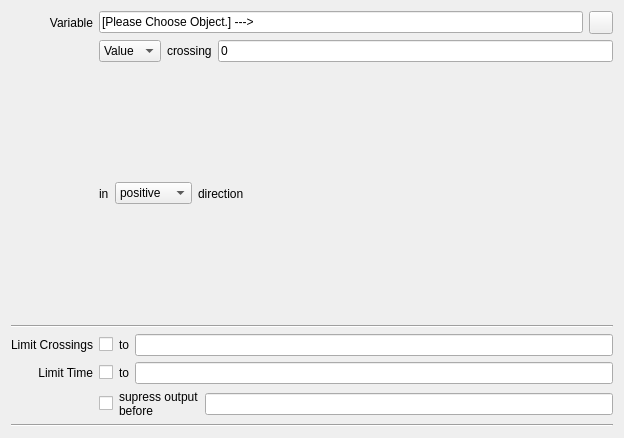
The window that copasi/UI/CQCrossSectionTaskWidget.ui (copasi/COPASI) describes before a commit, drawn with Qt 5.
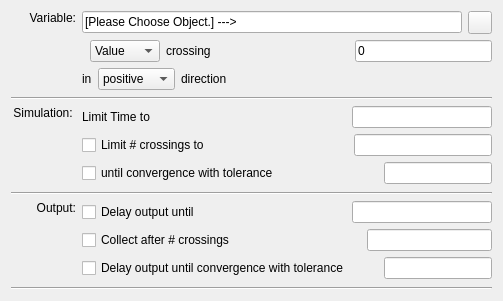
The same window after the commit. Custom widgets are drawn as their Qt base class.

Commit message: - initial update of cross section task widget

```diff
--- a/copasi/UI/CQCrossSectionTaskWidget.ui
+++ b/copasi/UI/CQCrossSectionTaskWidget.ui
@@ -20,23 +20,31 @@
    <rect>
     <x>0</x>
     <y>0</y>
-    <width>624</width>
-    <height>438</height>
+    <width>503</width>
+    <height>301</height>
    </rect>
   </property>
   <property name="windowTitle">
    <string>Cross Section Task Widget</string>
   </property>
-  <layout class="QVBoxLayout" name="verticalLayout">
-   <item>
     <layout class="QGridLayout" name="gridLayout">
      <item row="0" column="0">
+    <layout class="QVBoxLayout" name="verticalLayout">
+     <item>
+      <layout class="QFormLayout" name="formLayout">
+       <item row="0" column="0">
       <widget class="QLabel" name="mpLblVariable">
+         <property name="minimumSize">
+          <size>
+           <width>65</width>
+           <height>0</height>
+          </size>
+         </property>
        <property name="text">
-        <string>Variable</string>
+          <string>Variable:</string>
        </property>
        <property name="alignment">
-        <set>Qt::AlignRight|Qt::AlignTrailing|Qt::AlignVCenter</set>
+          <set>Qt::AlignRight|Qt::AlignTop|Qt::AlignTrailing</set>
        </property>
       </widget>
      </item>
@@ -62,9 +70,31 @@
       </layout>
      </item>
      <item row="1" column="1">
-      <layout class="QHBoxLayout" name="horizontalLayout_4">
+        <layout class="QHBoxLayout" name="horizontalLayout">
+         <item>
+          <spacer name="horizontalSpacer_2">
+           <property name="orientation">
+            <enum>Qt::Horizontal</enum>
+           </property>
+           <property name="sizeType">
+            <enum>QSizePolicy::Fixed</enum>
+           </property>
+           <property name="sizeHint" stdset="0">
+            <size>
+             <width>8</width>
+             <height>20</height>
+            </size>
+           </property>
+          </spacer>
+         </item>
        <item>
         <widget class="QComboBox" name="mpCombo1">
+           <property name="minimumSize">
+            <size>
+             <width>70</width>
+             <height>20</height>
+            </size>
+           </property>
          <item>
           <property name="text">
            <string notr="true">Value</string>
@@ -84,8 +114,30 @@
          </property>
         </widget>
        </item>
+         <item>
+          <spacer name="horizontalSpacer_9">
+           <property name="orientation">
+            <enum>Qt::Horizontal</enum>
+           </property>
+           <property name="sizeType">
+            <enum>QSizePolicy::Expanding</enum>
+           </property>
+           <property name="sizeHint" stdset="0">
+            <size>
+             <width>20</width>
+             <height>20</height>
+            </size>
+           </property>
+          </spacer>
+         </item>
        <item>
         <widget class="QLineEdit" name="mpLineEditValue">
+           <property name="maximumSize">
+            <size>
+             <width>140</width>
+             <height>16777215</height>
+            </size>
+           </property>
          <property name="text">
           <string>0</string>
          </property>
@@ -107,6 +159,12 @@
        </item>
        <item>
         <widget class="QComboBox" name="mpComboDirection">
+           <property name="minimumSize">
+            <size>
+             <width>70</width>
+             <height>20</height>
+            </size>
+           </property>
          <item>
           <property name="text">
            <string>positive</string>
@@ -141,72 +199,66 @@
        </item>
       </layout>
      </item>
-     <item row="3" column="0" colspan="2">
-      <widget class="Line" name="line_2">
+      </layout>
+     </item>
+     <item>
+      <widget class="Line" name="line_3">
        <property name="orientation">
         <enum>Qt::Horizontal</enum>
        </property>
       </widget>
      </item>
-     <item row="4" column="0">
-      <widget class="QLabel" name="mpLblLC">
-       <property name="text">
-        <string>Limit Crossings</string>
-       </property>
-       <property name="alignment">
-        <set>Qt::AlignRight|Qt::AlignTrailing|Qt::AlignVCenter</set>
-       </property>
-      </widget>
-     </item>
-     <item row="4" column="1">
-      <layout class="QHBoxLayout" name="horizontalLayout">
        <item>
-        <widget class="QCheckBox" name="mpCheckLC">
-         <property name="text">
-          <string/>
+      <layout class="QFormLayout" name="formLayout_2">
+       <item row="0" column="0">
+        <widget class="QLabel" name="label_4">
+         <property name="minimumSize">
+          <size>
+           <width>65</width>
+           <height>0</height>
+          </size>
          </property>
-        </widget>
-       </item>
-       <item>
-        <widget class="QLabel" name="mpLblLC_2">
          <property name="text">
-          <string>to</string>
+          <string>Simulation: </string>
          </property>
-        </widget>
-       </item>
-       <item>
-        <widget class="QLineEdit" name="mpLineEditLC"/>
-       </item>
-      </layout>
-     </item>
-     <item row="5" column="0">
-      <widget class="QLabel" name="mpLblLT">
-       <property name="text">
-        <string>Limit Time</string>
-       </property>
        <property name="alignment">
-        <set>Qt::AlignRight|Qt::AlignTrailing|Qt::AlignVCenter</set>
+          <set>Qt::AlignRight|Qt::AlignTop|Qt::AlignTrailing</set>
        </property>
       </widget>
      </item>
-     <item row="5" column="1">
+       <item row="0" column="1">
       <layout class="QHBoxLayout" name="horizontalLayout_2">
-       <item>
-        <widget class="QCheckBox" name="mpCheckLT">
-         <property name="text">
-          <string/>
-         </property>
-        </widget>
-       </item>
        <item>
         <widget class="QLabel" name="mpLblLT_2">
          <property name="text">
-          <string>to</string>
+            <string>Limit Time to</string>
          </property>
         </widget>
        </item>
        <item>
-        <widget class="QLineEdit" name="mpLineEditLT">
+          <spacer name="horizontalSpacer_3">
+           <property name="orientation">
+            <enum>Qt::Horizontal</enum>
+           </property>
+           <property name="sizeType">
+            <enum>QSizePolicy::Expanding</enum>
+           </property>
+           <property name="sizeHint" stdset="0">
+            <size>
+             <width>20</width>
+             <height>20</height>
+            </size>
+           </property>
+          </spacer>
+         </item>
+         <item>
+          <widget class="QLineEdit" name="mpTxtTime">
+           <property name="maximumSize">
+            <size>
+             <width>140</width>
+             <height>16777215</height>
+            </size>
+           </property>
          <property name="readOnly">
           <bool>false</bool>
          </property>
@@ -214,25 +266,146 @@
        </item>
       </layout>
      </item>
-     <item row="6" column="1">
+       <item row="1" column="1">
       <layout class="QHBoxLayout" name="horizontalLayout_3">
        <item>
         <widget class="QCheckBox" name="mpCheck">
          <property name="text">
-          <string/>
+            <string>Limit # crossings to</string>
          </property>
         </widget>
        </item>
        <item>
-        <widget class="QLabel" name="mpLbl">
+          <spacer name="horizontalSpacer_4">
+           <property name="orientation">
+            <enum>Qt::Horizontal</enum>
+           </property>
+           <property name="sizeType">
+            <enum>QSizePolicy::Expanding</enum>
+           </property>
+           <property name="sizeHint" stdset="0">
+            <size>
+             <width>20</width>
+             <height>20</height>
+            </size>
+           </property>
+          </spacer>
+         </item>
+         <item>
+          <widget class="QLineEdit" name="mpTxtCrossings">
+           <property name="maximumSize">
+            <size>
+             <width>140</width>
+             <height>16777215</height>
+            </size>
+           </property>
+          </widget>
+         </item>
+        </layout>
+       </item>
+       <item row="2" column="1">
+        <layout class="QHBoxLayout" name="horizontalLayout_4">
+         <item>
+          <widget class="QCheckBox" name="mpCheckSimConvergence">
          <property name="text">
-          <string>supress output
-before</string>
+            <string>until convergence with tolerance </string>
          </property>
         </widget>
        </item>
        <item>
-        <widget class="QLineEdit" name="mpLineEdit">
+          <spacer name="horizontalSpacer_5">
+           <property name="orientation">
+            <enum>Qt::Horizontal</enum>
+           </property>
+           <property name="sizeType">
+            <enum>QSizePolicy::Expanding</enum>
+           </property>
+           <property name="sizeHint" stdset="0">
+            <size>
+             <width>20</width>
+             <height>20</height>
+            </size>
+           </property>
+          </spacer>
+         </item>
+         <item>
+          <widget class="QLineEdit" name="mpTxtConvergence">
+           <property name="maximumSize">
+            <size>
+             <width>140</width>
+             <height>16777215</height>
+            </size>
+           </property>
+          </widget>
+         </item>
+        </layout>
+       </item>
+      </layout>
+     </item>
+     <item>
+      <widget class="Line" name="line_2">
+       <property name="orientation">
+        <enum>Qt::Horizontal</enum>
+       </property>
+      </widget>
+     </item>
+     <item>
+      <layout class="QFormLayout" name="formLayout_3">
+       <property name="sizeConstraint">
+        <enum>QLayout::SetDefaultConstraint</enum>
+       </property>
+       <property name="fieldGrowthPolicy">
+        <enum>QFormLayout::AllNonFixedFieldsGrow</enum>
+       </property>
+       <item row="0" column="0">
+        <widget class="QLabel" name="mpLblLT">
+         <property name="minimumSize">
+          <size>
+           <width>65</width>
+           <height>0</height>
+          </size>
+         </property>
+         <property name="text">
+          <string>Output:</string>
+         </property>
+         <property name="alignment">
+          <set>Qt::AlignRight|Qt::AlignTop|Qt::AlignTrailing</set>
+         </property>
+        </widget>
+       </item>
+       <item row="0" column="1">
+        <layout class="QHBoxLayout" name="horizontalLayout_6">
+         <item>
+          <widget class="QCheckBox" name="mpCheckOutputDelay">
+           <property name="text">
+            <string>Delay output until</string>
+           </property>
+          </widget>
+         </item>
+         <item>
+          <spacer name="horizontalSpacer_6">
+           <property name="orientation">
+            <enum>Qt::Horizontal</enum>
+           </property>
+           <property name="sizeType">
+            <enum>QSizePolicy::Expanding</enum>
+           </property>
+           <property name="sizeHint" stdset="0">
+            <size>
+             <width>20</width>
+             <height>20</height>
+            </size>
+           </property>
+          </spacer>
+         </item>
+         <item>
+          <widget class="QLineEdit" name="mpTxtOutTime">
+           <property name="maximumSize">
+            <size>
+             <width>140</width>
+             <height>16777215</height>
+            </size>
+           </property>
          <property name="readOnly">
           <bool>false</bool>
          </property>
@@ -240,7 +413,89 @@
        </item>
       </layout>
      </item>
-     <item row="7" column="0" colspan="2">
+       <item row="1" column="1">
+        <layout class="QHBoxLayout" name="horizontalLayout_7">
+         <item>
+          <widget class="QCheckBox" name="mpCheckOutputCrossings">
+           <property name="text">
+            <string>Collect after # crossings</string>
+           </property>
+          </widget>
+         </item>
+         <item>
+          <spacer name="horizontalSpacer_7">
+           <property name="orientation">
+            <enum>Qt::Horizontal</enum>
+           </property>
+           <property name="sizeType">
+            <enum>QSizePolicy::Expanding</enum>
+           </property>
+           <property name="sizeHint" stdset="0">
+            <size>
+             <width>20</width>
+             <height>20</height>
+            </size>
+           </property>
+          </spacer>
+         </item>
+         <item>
+          <widget class="QLineEdit" name="mpTxtOutCrossings">
+           <property name="maximumSize">
+            <size>
+             <width>140</width>
+             <height>16777215</height>
+            </size>
+           </property>
+           <property name="readOnly">
+            <bool>false</bool>
+           </property>
+          </widget>
+         </item>
+        </layout>
+       </item>
+       <item row="2" column="1">
+        <layout class="QHBoxLayout" name="horizontalLayout_8">
+         <item>
+          <widget class="QCheckBox" name="mpCheckOutputConvergence">
+           <property name="text">
+            <string>Delay output until convergence with tolerance</string>
+           </property>
+          </widget>
+         </item>
+         <item>
+          <spacer name="horizontalSpacer_8">
+           <property name="orientation">
+            <enum>Qt::Horizontal</enum>
+           </property>
+           <property name="sizeType">
+            <enum>QSizePolicy::Expanding</enum>
+           </property>
+           <property name="sizeHint" stdset="0">
+            <size>
+             <width>20</width>
+             <height>20</height>
+            </size>
+           </property>
+          </spacer>
+         </item>
+         <item>
+          <widget class="QLineEdit" name="mpTxtOutConvergence">
+           <property name="maximumSize">
+            <size>
+             <width>140</width>
+             <height>16777215</height>
+            </size>
+           </property>
+           <property name="readOnly">
+            <bool>false</bool>
+           </property>
+          </widget>
+         </item>
+        </layout>
+       </item>
+      </layout>
+     </item>
+     <item>
       <widget class="Line" name="line">
        <property name="orientation">
         <enum>Qt::Horizontal</enum>
```
Left out of the diff: 119 changed lines with no effect on the pictures. Lines whose indentation alone changed are shown as unchanged. The commit also changes 2 other files.
